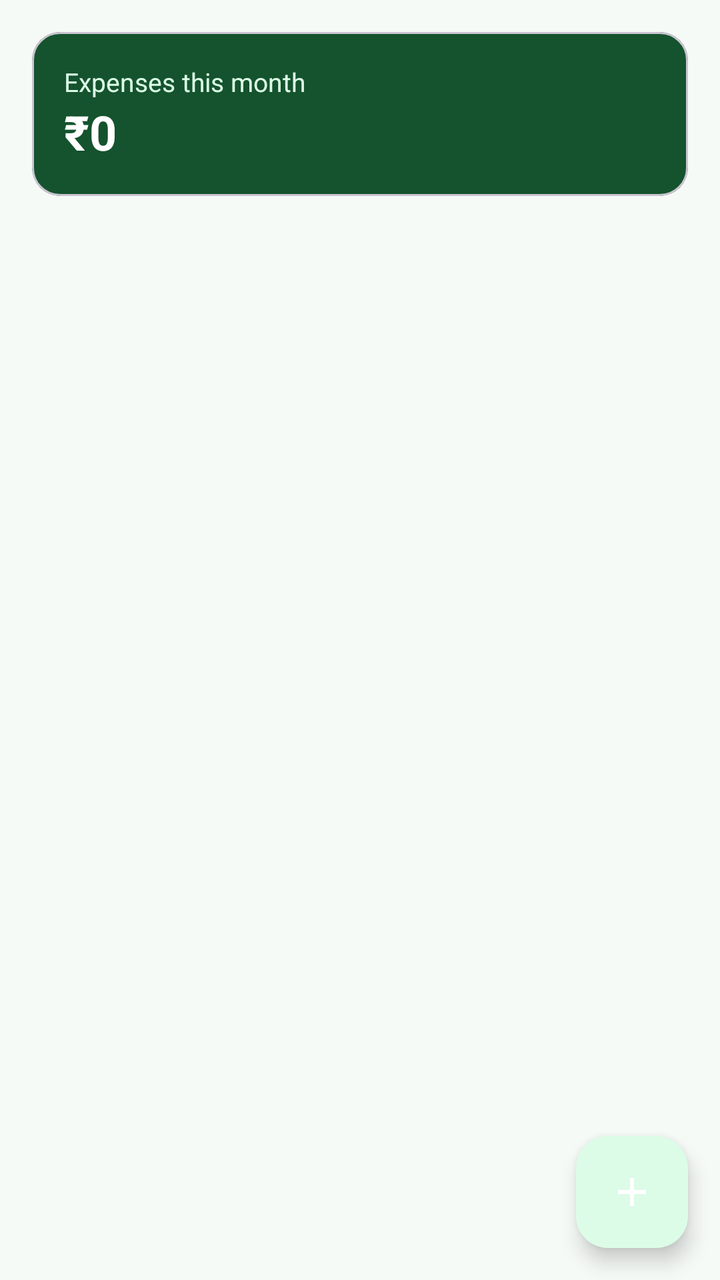
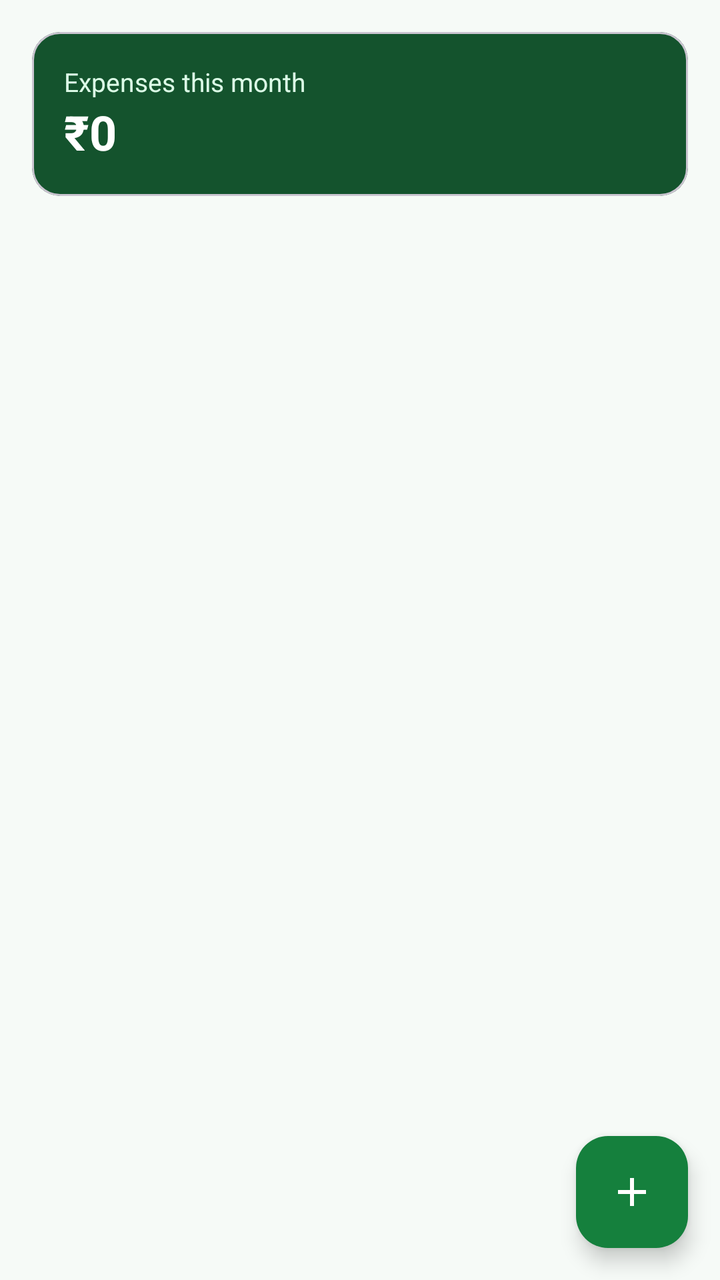

Compare the two renders of this Android layout. The source of the first and the diff that turns it into the second are given below.
<!-- AndroidManifest.xml: application theme Theme.MobileShopkeeper -->
<!-- res/layout/fragment_expenses.xml -->
<?xml version="1.0" encoding="utf-8"?>
<androidx.coordinatorlayout.widget.CoordinatorLayout xmlns:android="http://schemas.android.com/apk/res/android"
    xmlns:app="http://schemas.android.com/apk/res-auto"
    android:layout_width="match_parent" android:layout_height="match_parent">
    <LinearLayout android:layout_width="match_parent" android:layout_height="match_parent"
        android:orientation="vertical">
        <com.google.android.material.card.MaterialCardView
            android:layout_width="match_parent" android:layout_height="wrap_content"
            android:layout_margin="16dp" app:cardCornerRadius="14dp"
            app:cardBackgroundColor="@color/green_900">
            <LinearLayout android:layout_width="match_parent" android:layout_height="wrap_content"
                android:orientation="vertical" android:padding="16dp">
                <TextView android:layout_width="wrap_content" android:layout_height="wrap_content"
                    android:text="Expenses this month" android:textColor="@color/green_100"
                    android:textSize="13sp"/>
                <TextView android:id="@+id/tvMonthTotal" android:layout_width="wrap_content"
                    android:layout_height="wrap_content" android:text="₹0"
                    android:textColor="@color/white" android:textSize="24sp" android:textStyle="bold"/>
            </LinearLayout>
        </com.google.android.material.card.MaterialCardView>
        <androidx.recyclerview.widget.RecyclerView android:id="@+id/rvExpenses"
            android:layout_width="match_parent" android:layout_height="0dp"
            android:layout_weight="1" android:paddingHorizontal="16dp" android:clipToPadding="false"/>
    </LinearLayout>
    <com.google.android.material.floatingactionbutton.FloatingActionButton
        android:id="@+id/fabAddExpense" android:layout_width="wrap_content"
        android:layout_height="wrap_content" android:layout_gravity="bottom|end"
        android:layout_margin="16dp" app:srcCompat="@drawable/ic_add"
        app:tint="@color/white" android:contentDescription="Add expense"/>
</androidx.coordinatorlayout.widget.CoordinatorLayout>
<!-- resources referenced by this layout -->
<resources>
  <color name="green_100">#DCFCE7</color>
  <color name="green_900">#14532D</color>
  <color name="white">#FFFFFF</color>
  <!-- drawable ic_add (drawable) -->
  <vector xmlns:android="http://schemas.android.com/apk/res/android" android:width="24dp" android:height="24dp" android:viewportWidth="24" android:viewportHeight="24"><path android:fillColor="#FFFFFF" android:pathData="M19,13h-6v6h-2v-6L5,13v-2h6L11,5h2v6h6v2z"/></vector>
  <style name="Theme.MobileShopkeeper" parent="Theme.Material3.Light.NoActionBar">
          <item name="colorPrimary">@color/green_800</item>
          <item name="colorOnPrimary">@color/white</item>
          <item name="colorPrimaryContainer">@color/green_100</item>
          <item name="colorOnPrimaryContainer">@color/green_900</item>
          <item name="colorSecondary">@color/green_600</item>
          <item name="colorOnSecondary">@color/white</item>
          <item name="colorSecondaryContainer">@color/green_100</item>
          <item name="colorSurface">@color/surface</item>
          <item name="colorOnSurface">@color/text_primary</item>
          <item name="android:colorBackground">@color/background_light</item>
          <item name="colorError">@color/error</item>
  
          <item name="android:statusBarColor">@color/green_900</item>
          <item name="android:navigationBarColor">@color/white</item>
          <item name="android:windowLightStatusBar">false</item>
  
          <item name="shapeAppearanceMediumComponent">@style/Shape.MobileShop.Medium</item>
          <item name="materialButtonStyle">@style/Widget.MobileShop.Button</item>
          <item name="textInputStyle">@style/Widget.MobileShop.TextInput</item>
      </style>
  <color name="green_800">#166534</color>
  <color name="green_600">#16A34A</color>
  <color name="surface">#FFFFFF</color>
  <color name="text_primary">#1A2E22</color>
  <color name="background_light">#F6FAF7</color>
  <color name="error">#DC2626</color>
  <style name="Shape.MobileShop.Medium" parent="ShapeAppearance.Material3.MediumComponent">
          <item name="cornerSize">14dp</item>
      </style>
  <style name="Widget.MobileShop.Button" parent="Widget.Material3.Button">
          <item name="cornerRadius">14dp</item>
          <item name="android:textAllCaps">false</item>
          <item name="android:paddingTop">14dp</item>
          <item name="android:paddingBottom">14dp</item>
          <item name="android:textStyle">bold</item>
      </style>
  <style name="Widget.MobileShop.TextInput" parent="Widget.Material3.TextInputLayout.OutlinedBox">
          <item name="boxCornerRadiusTopStart">14dp</item>
          <item name="boxCornerRadiusTopEnd">14dp</item>
          <item name="boxCornerRadiusBottomStart">14dp</item>
          <item name="boxCornerRadiusBottomEnd">14dp</item>
          <item name="boxStrokeColor">@color/selector_input_stroke</item>
      </style>
</resources>

<!-- the commit's change to res/layout/fragment_expenses.xml (unified diff, before → after) -->
@@ -23,6 +23,7 @@
             android:layout_weight="1" android:paddingHorizontal="16dp" android:clipToPadding="false"/>
     </LinearLayout>
     <com.google.android.material.floatingactionbutton.FloatingActionButton
+        app:backgroundTint="@color/green_700"
         android:id="@+id/fabAddExpense" android:layout_width="wrap_content"
         android:layout_height="wrap_content" android:layout_gravity="bottom|end"
         android:layout_margin="16dp" app:srcCompat="@drawable/ic_add"
<!-- resource entries referenced after the edit -->
@@ -1,6 +1,7 @@
 <!-- resources referenced by this layout -->
 <resources>
   <color name="green_100">#DCFCE7</color>
+  <color name="green_700">#15803D</color>
   <color name="green_900">#14532D</color>
   <color name="white">#FFFFFF</color>
   <!-- drawable ic_add (drawable) -->
@@ -25,6 +26,7 @@
           <item name="shapeAppearanceMediumComponent">@style/Shape.MobileShop.Medium</item>
           <item name="materialButtonStyle">@style/Widget.MobileShop.Button</item>
           <item name="textInputStyle">@style/Widget.MobileShop.TextInput</item>
+          <item name="android:windowAnimationStyle">@style/WindowAnimations</item>
       </style>
   <color name="green_800">#166534</color>
   <color name="green_600">#16A34A</color>
@@ -49,5 +51,11 @@
           <item name="boxCornerRadiusBottomEnd">14dp</item>
           <item name="boxStrokeColor">@color/selector_input_stroke</item>
       </style>
+  <style name="WindowAnimations">
+          <item name="android:activityOpenEnterAnimation">@android:anim/fade_in</item>
+          <item name="android:activityOpenExitAnimation">@android:anim/fade_out</item>
+          <item name="android:activityCloseEnterAnimation">@android:anim/fade_in</item>
+          <item name="android:activityCloseExitAnimation">@android:anim/fade_out</item>
+      </style>
 </resources>
 
